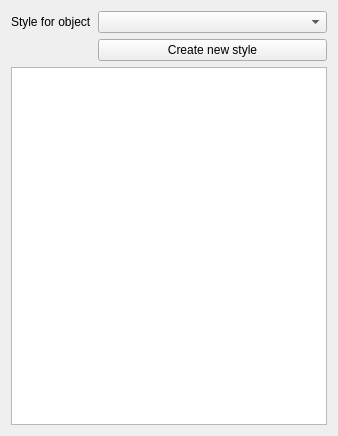
archtool/archtool, file src/gui/design/style_editor.ui: the form before one commit.
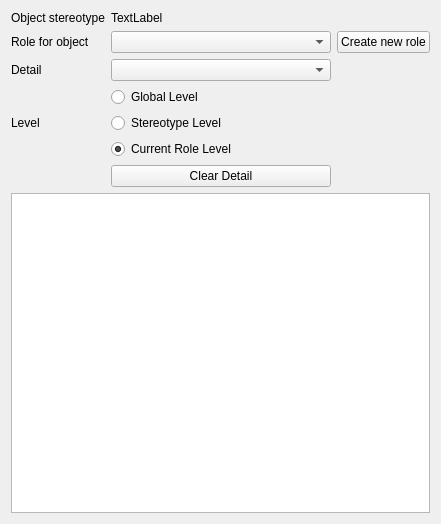
The form after the commit.

Diff of the .ui file:
```diff
--- a/src/gui/design/style_editor.ui
+++ b/src/gui/design/style_editor.ui
@@ -6,37 +6,113 @@
    <rect>
     <x>0</x>
     <y>0</y>
-    <width>338</width>
-    <height>436</height>
+    <width>441</width>
+    <height>524</height>
    </rect>
   </property>
   <property name="windowTitle">
    <string>Form</string>
   </property>
-  <layout class="QVBoxLayout" name="verticalLayout" stretch="0,1">
+  <layout class="QVBoxLayout" name="verticalLayout_2">
    <item>
-    <layout class="QFormLayout" name="formLayout">
-     <item row="0" column="0">
+    <layout class="QGridLayout" name="gridLayout" columnstretch="0,1,0">
+     <item row="3" column="0">
+      <widget class="QLabel" name="label_3">
+       <property name="text">
+        <string>Level</string>
+       </property>
+      </widget>
+     </item>
+     <item row="2" column="0">
+      <widget class="QLabel" name="label_2">
+       <property name="text">
+        <string>Detail</string>
+       </property>
+      </widget>
+     </item>
+     <item row="1" column="1">
+      <widget class="QComboBox" name="cmbRole"/>
+     </item>
+     <item row="1" column="2">
+      <widget class="QPushButton" name="btnCreateRole">
+       <property name="text">
+        <string>Create new role</string>
+       </property>
+      </widget>
+     </item>
+     <item row="2" column="1">
+      <widget class="QComboBox" name="cmbDetails"/>
+     </item>
+     <item row="1" column="0">
       <widget class="QLabel" name="label">
        <property name="text">
-        <string>Style for object</string>
+        <string>Role for object</string>
+       </property>
+      </widget>
+     </item>
+     <item row="3" column="1">
+      <layout class="QVBoxLayout" name="verticalLayout">
+       <item>
+        <widget class="QRadioButton" name="btnGlobal">
+         <property name="text">
+          <string>Global Level</string>
+         </property>
+         <property name="checked">
+          <bool>false</bool>
+         </property>
+        </widget>
+       </item>
+       <item>
+        <widget class="QRadioButton" name="btnStereotype">
+         <property name="text">
+          <string>Stereotype Level</string>
+         </property>
+        </widget>
+       </item>
+       <item>
+        <widget class="QRadioButton" name="btnRole">
+         <property name="text">
+          <string>Current Role Level</string>
+         </property>
+         <property name="checked">
+          <bool>true</bool>
+         </property>
+        </widget>
+       </item>
+      </layout>
+     </item>
+     <item row="0" column="0">
+      <widget class="QLabel" name="label_4">
+       <property name="text">
+        <string>Object stereotype</string>
        </property>
       </widget>
      </item>
      <item row="0" column="1">
-      <widget class="QComboBox" name="cmbStyle"/>
+      <widget class="QLabel" name="lblStereotype">
+       <property name="text">
+        <string>TextLabel</string>
+       </property>
+      </widget>
      </item>
-     <item row="1" column="1">
-      <widget class="QPushButton" name="pushButton">
+     <item row="3" column="2">
+      <layout class="QVBoxLayout" name="editorLayout"/>
+     </item>
+     <item row="4" column="1">
+      <widget class="QPushButton" name="btnClearDetail">
        <property name="text">
-        <string>Create new style</string>
+        <string>Clear Detail</string>
        </property>
       </widget>
      </item>
     </layout>
    </item>
    <item>
-    <widget class="QPlainTextEdit" name="edtStyles"/>
+    <widget class="QPlainTextEdit" name="edtStyles">
+     <property name="readOnly">
+      <bool>true</bool>
+     </property>
+    </widget>
    </item>
   </layout>
   <action name="actionSave">
```
